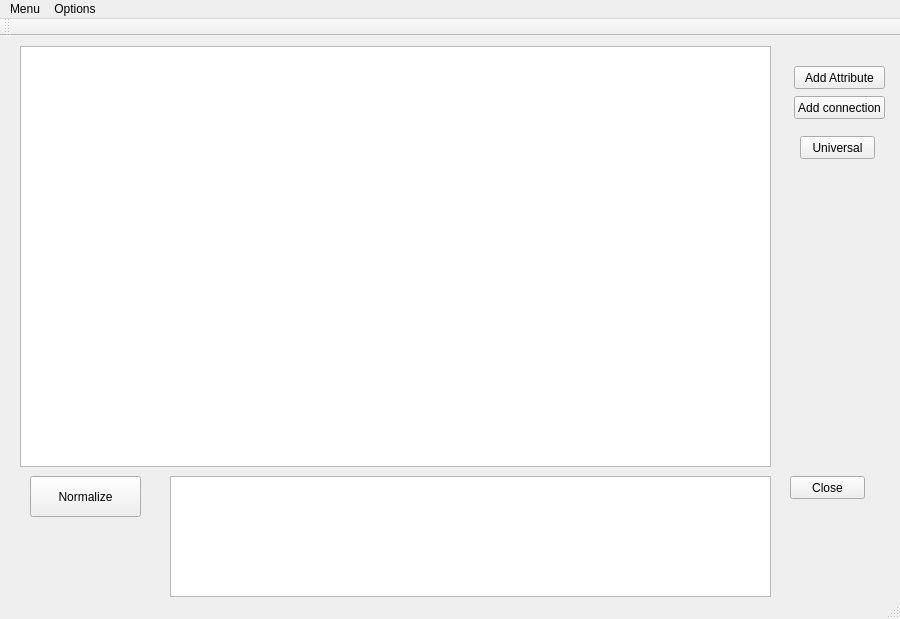
Old version of the form mainwindow.ui in the repository ButtNaked/DBprom2.
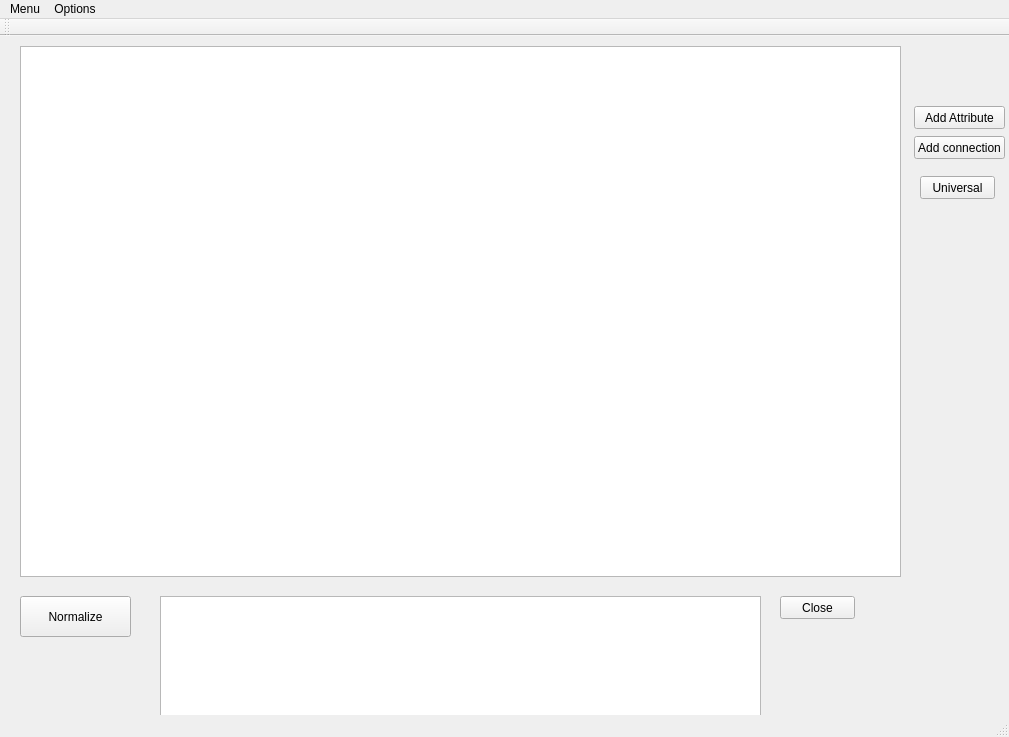
New version of the form.

Diff of the .ui file:
```diff
--- a/mainwindow.ui
+++ b/mainwindow.ui
@@ -6,8 +6,8 @@
    <rect>
     <x>0</x>
     <y>0</y>
-    <width>900</width>
-    <height>619</height>
+    <width>1009</width>
+    <height>737</height>
    </rect>
   </property>
   <property name="windowTitle">
@@ -17,8 +17,8 @@
    <widget class="QPushButton" name="addAttrButton">
     <property name="geometry">
      <rect>
-      <x>794</x>
-      <y>30</y>
+      <x>914</x>
+      <y>70</y>
       <width>91</width>
       <height>23</height>
      </rect>
@@ -30,8 +30,8 @@
    <widget class="QPushButton" name="addConButton">
     <property name="geometry">
      <rect>
-      <x>794</x>
-      <y>60</y>
+      <x>914</x>
+      <y>100</y>
       <width>91</width>
       <height>23</height>
      </rect>
@@ -43,8 +43,8 @@
    <widget class="QPushButton" name="normButton">
     <property name="geometry">
      <rect>
-      <x>30</x>
-      <y>440</y>
+      <x>20</x>
+      <y>560</y>
       <width>111</width>
       <height>41</height>
      </rect>
@@ -56,8 +56,8 @@
    <widget class="QPushButton" name="pushButton">
     <property name="geometry">
      <rect>
-      <x>790</x>
-      <y>440</y>
+      <x>780</x>
+      <y>560</y>
       <width>75</width>
       <height>23</height>
      </rect>
@@ -69,8 +69,8 @@
    <widget class="QTextEdit" name="textEdit">
     <property name="geometry">
      <rect>
-      <x>170</x>
-      <y>440</y>
+      <x>160</x>
+      <y>560</y>
       <width>601</width>
       <height>121</height>
      </rect>
@@ -81,16 +81,16 @@
      <rect>
       <x>20</x>
       <y>10</y>
-      <width>751</width>
-      <height>421</height>
+      <width>881</width>
+      <height>531</height>
      </rect>
     </property>
    </widget>
    <widget class="QPushButton" name="uniRelButton">
     <property name="geometry">
      <rect>
-      <x>800</x>
-      <y>100</y>
+      <x>920</x>
+      <y>140</y>
       <width>75</width>
       <height>23</height>
      </rect>
@@ -105,7 +105,7 @@
     <rect>
      <x>0</x>
      <y>0</y>
-     <width>900</width>
+     <width>1009</width>
      <height>21</height>
     </rect>
    </property>
```
